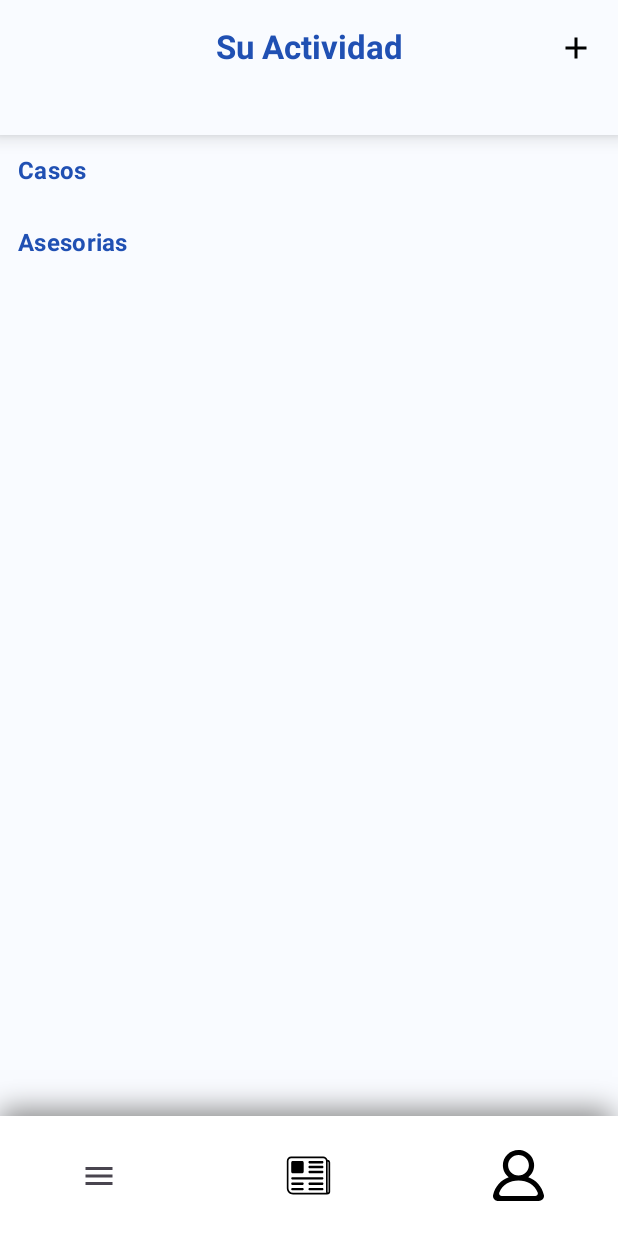
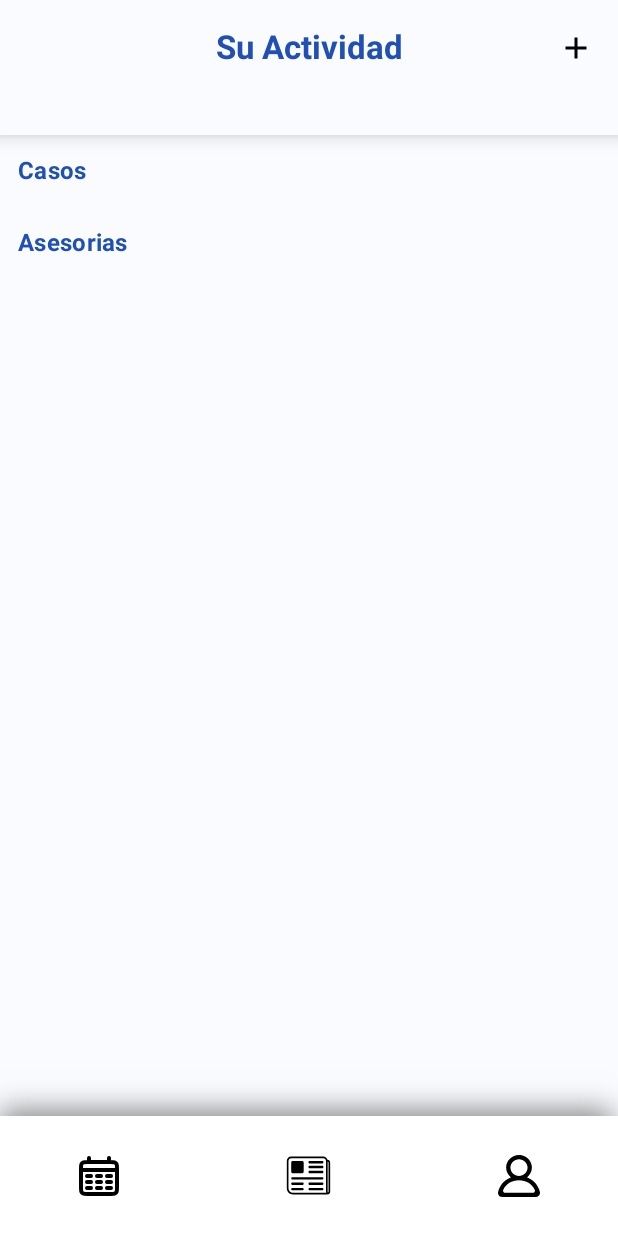
Before and after one commit to A01285442/Repositorio-Integracion-Seguridad-403, an Android app built with Jetpack Compose: the CasosClienteScreen screen opened through its navigation route, on a phone screen of 412 x 824 dp. Run offline under Robolectric (Android 15) with nearby library versions, the phone set to English and light mode, and no system bars; libraries missing offline, so code that uses them is left out: io.github.jan.supabase; 11 statements that could not run were skipped.

Commit message:
Arreglado el error del bottom bar

```diff
--- a/LegalMatch/app/src/main/java/com/example/legalmatch/ui/components/BottomBarClientes.kt
+++ b/LegalMatch/app/src/main/java/com/example/legalmatch/ui/components/BottomBarClientes.kt
@@ -10,6 +10,7 @@ import androidx.compose.material3.Icon
 import androidx.compose.material3.MaterialTheme
 import androidx.compose.material3.NavigationBar
 import androidx.compose.material3.NavigationBarItem
+import androidx.compose.material3.NavigationBarItemDefaults
 import androidx.compose.material3.Text
 import androidx.compose.runtime.Composable
 import androidx.compose.ui.Modifier
@@ -32,34 +33,45 @@ fun CustomBottomBarClientes(navController: NavController) {
                 blurRadius = 15.dp
             )
     ) {
+        val items = listOf(
+            R.drawable.calendar,
+            R.drawable.news,
+            R.drawable.profile,
+        )
+        val sizes = listOf(
+            32.dp,
+            34.dp,
+            28.dp
+        )
         NavigationBar(
             containerColor = MaterialTheme.colorScheme.surface
         ) {
-            NavigationBarItem(
-                icon = { Icon(Icons.Default.Menu, contentDescription = "Mis Casos") },
-                selected = false,
-                onClick = { navController.navigate(Routes.CasosCliente.route) }
-            )
-            NavigationBarItem(
-                icon = { Image(
-                    painter = painterResource(id = R.drawable.news),
-                    contentDescription = "news",
-                    modifier = Modifier.size(34.dp)
-                ) },
-                selected = false,
-                onClick = { navController.navigate("NoticiasCliente") }
-            )
-            NavigationBarItem(
-                icon = {
-                    Image(
-                        painter = painterResource(id = R.drawable.profile),
-                        contentDescription = "Profile",
-                        modifier = Modifier.size(34.dp)
+            items.forEachIndexed {index, item ->
+                NavigationBarItem(
+                    icon = { Image(
+                        painter = painterResource(id = item),
+                        contentDescription = "",
+                        modifier = Modifier.size(sizes[index])
+                    ) },
+                    //label = {Text("item")},
+                    //selected = selectedItem == index,
+                    selected = false,
+                    onClick = {
+                        //selectedItem = index
+                        when (index) {
+                            0 -> navController.navigate(Routes.CasosCliente.route)
+                            1 -> navController.navigate(Routes.NoticiasCliente.route)
+                            2 -> navController.navigate(Routes.Perfil.route)
+                        }
+                    },
+                    colors = NavigationBarItemDefaults.colors(
+                        selectedIconColor = Color.White,  // Color del ícono cuando está seleccionado
+                        unselectedIconColor = Color.Gray, // Color del ícono cuando NO está seleccionado
+                        selectedTextColor = Color.White,  // Color del texto cuando está seleccionado
+                        unselectedTextColor = Color.Gray  // Color del texto cuando NO está seleccionado
                     )
-                },
-                selected = false,
-                onClick = { navController.navigate(Routes.Perfil.route) }
-            )
+                )
+            }
         }
     }
 
```
Also changed, not shown: LegalMatch/app/src/main/java/com/example/legalmatch/ui/components/BottomBar.kt (+1 -28 lines), LegalMatch/app/src/main/java/com/example/legalmatch/ui/screens/casoDetalleScreen.kt (+6 -1 lines).
